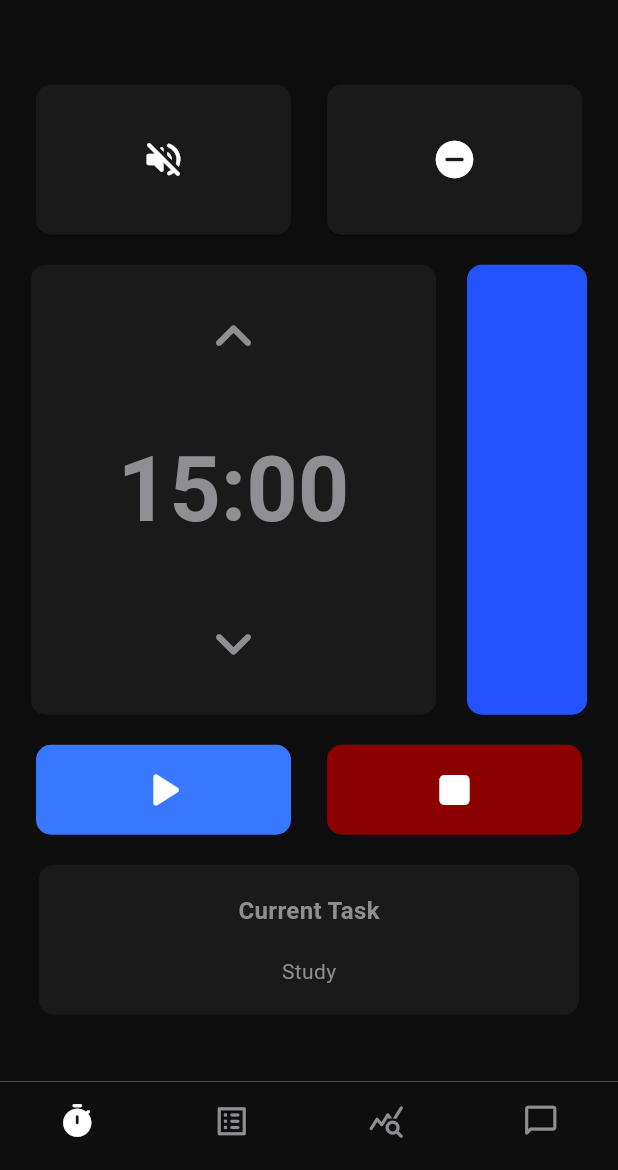
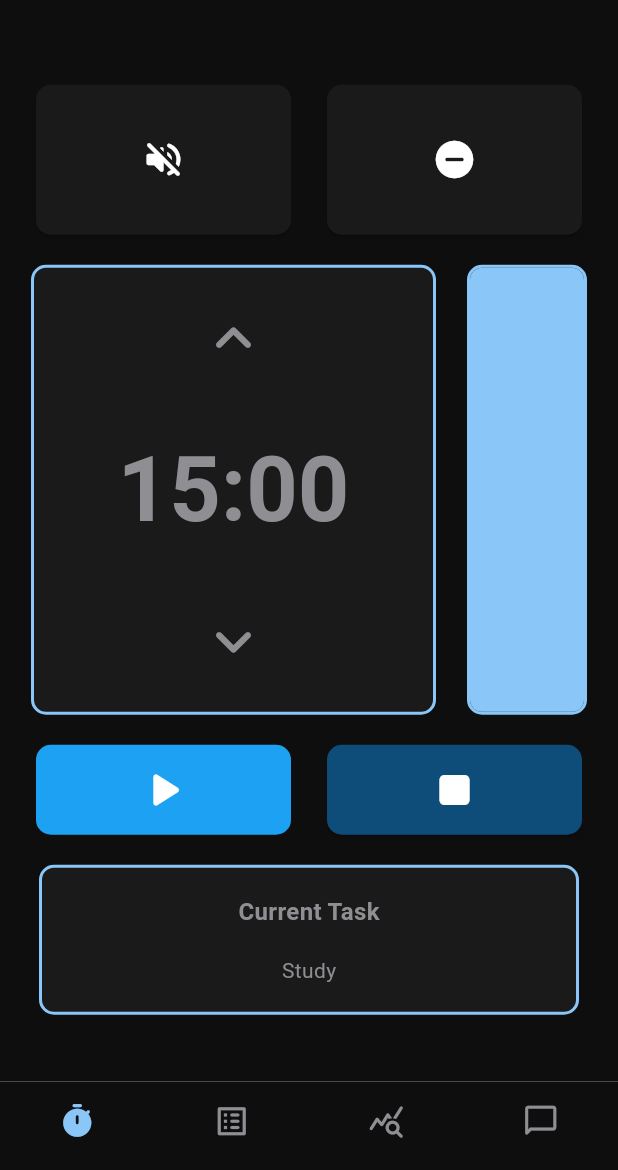
Before and after one commit to aDiThYa-808/Deep-Focus-Orchestrator-app, a Flutter app: the screen it shows after launch, on a phone screen of 412 x 824 dp, the part 66-1236 px from its top. Run offline on Flutter 3.47's test engine with Material 3 defaults, Android fonts, the phone set to English and light mode, and no system bars.

Commit message:
Created an abstract class to hold all the colors

```diff
--- a/app_frontend/lib/bars/Bottom_Nav_Bar.dart
+++ b/app_frontend/lib/bars/Bottom_Nav_Bar.dart
@@ -1,14 +1,15 @@
 
+import 'package:app_frontend/theme/colors.dart';
 import 'package:flutter/material.dart';
 
 class BottomNavBar extends StatefulWidget {
   final int selectedIndex;
   final ValueChanged<int> onItemTapped;
   const BottomNavBar({
-    Key? key,
+    super.key,
     required this.selectedIndex,
     required this.onItemTapped,
-  }) : super(key: key);
+  });
 
   @override
   State<BottomNavBar> createState() => _BottomNavBarState();
@@ -29,9 +30,9 @@ class _BottomNavBarState extends State<BottomNavBar> {
         onTap: widget.onItemTapped,
         type: BottomNavigationBarType.fixed,
         elevation: 0,
-        backgroundColor: Color(0xFF0E0E0E),
-        selectedItemColor: Color(0xFFFFFFFF),
-        unselectedItemColor: Color(0xFF8E8E93),
+        backgroundColor: AppColors.primary,
+        selectedItemColor: AppColors.selectedIconColor,
+        unselectedItemColor: AppColors.unselectedIconColor,
         showSelectedLabels: false,
         showUnselectedLabels: false,
 
--- a/app_frontend/lib/bars/Top_Nav_Bar.dart
+++ b/app_frontend/lib/bars/Top_Nav_Bar.dart
@@ -1,3 +1,4 @@
+import 'package:app_frontend/theme/colors.dart';
 import 'package:flutter/material.dart';
 
 class TopNav extends StatelessWidget implements PreferredSizeWidget {
@@ -9,20 +10,20 @@ class TopNav extends StatelessWidget implements PreferredSizeWidget {
   @override
   Widget build(BuildContext context) {
     return AppBar(
-      backgroundColor: Color(0xFF0E0E0E),
+      backgroundColor: AppColors.primary,
       title: const Text(
         'Deep Focus',
         style: TextStyle(
           fontSize: 25,
           fontWeight: FontWeight.bold,
-          color: Color(0xFF8E8E93),
+          color: AppColors.secondaryTextColor
         ),
       ),
       centerTitle: true,
       leading: IconButton(
         onPressed: () {},
         icon: Icon(Icons.menu_rounded),
-        color: Color(0xFF8E8E93),
+        color: AppColors.unselectedIconColor,
         iconSize: 30,
       ),
     );
--- a/app_frontend/lib/screens/home_screen.dart
+++ b/app_frontend/lib/screens/home_screen.dart
@@ -1,4 +1,4 @@
-
+import 'package:app_frontend/theme/colors.dart';
 import 'package:app_frontend/widgets/timer.dart';
 import 'package:flutter/material.dart';
 
@@ -13,7 +13,7 @@ class _HomeScreenState extends State<HomeScreen> {
   @override
   Widget build(BuildContext context) {
     return Container(
-      decoration: BoxDecoration(color: Color(0xFF0E0E0E)),
+      decoration: BoxDecoration(color: AppColors.primary),
       child: Column(
         mainAxisAlignment: MainAxisAlignment.spaceEvenly,
         children: [MainTimer()],
--- a/app_frontend/lib/screens/sessions_screen.dart
+++ b/app_frontend/lib/screens/sessions_screen.dart
@@ -10,6 +10,22 @@ class SessionsScreen extends StatefulWidget {
 class _SessionsScreenState extends State<SessionsScreen> {
   @override
   Widget build(BuildContext context) {
-    return const Placeholder();
+    return Scaffold(
+      backgroundColor: Colors.white,
+
+      body: Column(
+        children: [
+
+        ],
+      ),
+
+
+      floatingActionButton: FloatingActionButton(
+        onPressed: (){},
+
+        child: const Icon(Icons.add_rounded),
+      ),
+
+    );
   }
 }
--- /dev/null
+++ b/app_frontend/lib/theme/colors.dart
@@ -0,0 +1,23 @@
+import 'package:flutter/material.dart';
+
+abstract class AppColors {
+  //backgrounds
+  static const Color primary = Color(0xFF0E0E0E);
+  static const Color secondary = Color(0xFF1A1A1A);
+
+  //icons
+  static const Color selectedIconColor = Color(0xFF8AC6F8);
+  static const Color unselectedIconColor = Color(0xFF8E8E93);
+
+  //text
+  static const Color primaryTextColor = Color(0xFFFFFFFF);
+  static const Color secondaryTextColor = Color(0xFF8E8E93);
+
+  //buttons
+  static const Color primaryButtonColor = Color(0xFF1DA1F2);
+  static const Color activeButtonColor = Color(0xFF1991DB);
+  static const Color disabledButtonColor = Color(0xFF0E4D7A);
+
+  //highlights
+  static const Color hightlightColor = Color(0xFF8AC6F8);
+}
--- a/app_frontend/lib/widgets/timer.dart
+++ b/app_frontend/lib/widgets/timer.dart
@@ -1,5 +1,6 @@
 import 'dart:async';
 
+import 'package:app_frontend/theme/colors.dart';
 import 'package:flutter/material.dart';
 
 class MainTimer extends StatefulWidget {
@@ -15,6 +16,7 @@ class _MainTimerState extends State<MainTimer> {
   Timer? timer;
   bool isRunning = false;
   bool isPaused = false;
+  bool timerIsActive = false;
 
   void startTimer() {
     if (isRunning || timer != null) return;
@@ -22,6 +24,7 @@ class _MainTimerState extends State<MainTimer> {
     setState(() {
       isPaused = false;
       isRunning = true;
+      timerIsActive = true;
     });
 
     timer = Timer.periodic(const Duration(seconds: 1), (timerCallback) {
@@ -56,13 +59,14 @@ class _MainTimerState extends State<MainTimer> {
       secondsLeft = totalTime;
       isRunning = false;
       isPaused = false;
+      timerIsActive = false;
     });
   }
 
   void increaseTime() {
     if (!isRunning && !isPaused) {
       setState(() {
-        totalTime += 900;
+        totalTime += 300;
         secondsLeft = totalTime;
       });
     }
@@ -71,8 +75,8 @@ class _MainTimerState extends State<MainTimer> {
   void decreaseTime() {
     if (!isRunning && !isPaused) {
       setState(() {
-        if (totalTime > 900) {
-          totalTime -= 900;
+        if (totalTime > 300) {
+          totalTime -= 300;
           secondsLeft = totalTime;
         }
       });
@@ -100,7 +104,7 @@ class _MainTimerState extends State<MainTimer> {
               style: ElevatedButton.styleFrom(
                 splashFactory: NoSplash.splashFactory,
                 minimumSize: Size(170, 100),
-                backgroundColor: Color(0xFF1A1A1A),
+                backgroundColor: AppColors.secondary,
                 shape: RoundedRectangleBorder(
                   borderRadius: BorderRadius.all(Radius.circular(10)),
                 ),
@@ -117,7 +121,7 @@ class _MainTimerState extends State<MainTimer> {
               style: ElevatedButton.styleFrom(
                 splashFactory: NoSplash.splashFactory,
                 minimumSize: Size(170, 100),
-                backgroundColor: Color(0xFF1A1A1A),
+                backgroundColor: AppColors.secondary,
                 shape: RoundedRectangleBorder(
                   borderRadius: BorderRadius.all(Radius.circular(10)),
                 ),
@@ -142,7 +146,11 @@ class _MainTimerState extends State<MainTimer> {
               width: 270,
               height: 300,
               decoration: BoxDecoration(
-                color: Color(0xFF1A1A1A),
+                color: AppColors.secondary,
+                border: Border.all(
+                  color: AppColors.hightlightColor,
+                  width: 2,
+                ),
                 borderRadius: BorderRadius.all(Radius.circular(10)),
               ),
               child: Column(
@@ -160,7 +168,7 @@ class _MainTimerState extends State<MainTimer> {
                       icon: Icon(
                         Icons.keyboard_arrow_up_rounded,
                         size: 50,
-                        color: Color(0xFF8E8E93),
+                        color: AppColors.unselectedIconColor,
                       ),
                     ),
 
@@ -171,7 +179,10 @@ class _MainTimerState extends State<MainTimer> {
                     style: TextStyle(
                       fontSize: isRunning ? 80 : 60,
                       fontWeight: FontWeight.bold,
-                      color: isRunning ? Colors.white : Color(0xFF8E8E93),
+                      color:
+                          isRunning
+                              ? AppColors.primaryTextColor
+                              : AppColors.secondaryTextColor,
                     ),
 
                     child: Text(formatTime(secondsLeft)),
@@ -190,7 +201,7 @@ class _MainTimerState extends State<MainTimer> {
                       icon: Icon(
                         Icons.keyboard_arrow_down_rounded,
                         size: 50,
-                        color: Color(0xFF8E8E93),
+                        color: AppColors.unselectedIconColor,
                       ),
                     ),
                 ],
@@ -202,7 +213,11 @@ class _MainTimerState extends State<MainTimer> {
               height: 300,
               width: 80,
               decoration: BoxDecoration(
-                color: Color(0xFF1A1A1A),
+                color: AppColors.secondary,
+                border: Border.all(
+                  color: AppColors.hightlightColor,
+                  width: 2,
+                ),
                 borderRadius: BorderRadius.all(Radius.circular(10)),
               ),
               child: RotatedBox(
@@ -210,8 +225,8 @@ class _MainTimerState extends State<MainTimer> {
                 child: LinearProgressIndicator(
                   value: secondsLeft / totalTime,
                   backgroundColor: Colors.transparent,
-                  valueColor: AlwaysStoppedAnimation<Color>(Color(0xFF2452FF)),
-                  borderRadius: BorderRadius.all(Radius.circular(10)),
+                  valueColor: AlwaysStoppedAnimation<Color>(AppColors.hightlightColor),
+                  borderRadius: BorderRadius.all(Radius.circular(8)),
                   minHeight: 300,
                 ),
               ),
@@ -236,7 +251,7 @@ class _MainTimerState extends State<MainTimer> {
                         style: ElevatedButton.styleFrom(
                           minimumSize: Size(170, 60),
                           splashFactory: NoSplash.splashFactory,
-                          backgroundColor: Color(0xFF1A1A1A),
+                          backgroundColor: AppColors.activeButtonColor,
                           elevation: 0,
                           shape: RoundedRectangleBorder(
                             borderRadius: BorderRadius.all(Radius.circular(10)),
@@ -256,7 +271,7 @@ class _MainTimerState extends State<MainTimer> {
                           elevation: 0,
                           minimumSize: Size(170, 60),
                           splashFactory: NoSplash.splashFactory,
-                          backgroundColor: Color(0xFF3778FF),
+                          backgroundColor: AppColors.primaryButtonColor,
                           shape: RoundedRectangleBorder(
                             borderRadius: BorderRadius.all(Radius.circular(10)),
                           ),
@@ -276,7 +291,10 @@ class _MainTimerState extends State<MainTimer> {
               style: ElevatedButton.styleFrom(
                 minimumSize: Size(170, 60),
                 splashFactory: NoSplash.splashFactory,
-                backgroundColor: Color(0xFF8B0000),
+                backgroundColor:
+                    timerIsActive
+                        ? AppColors.primaryButtonColor
+                        : AppColors.disabledButtonColor,
                 shape: RoundedRectangleBorder(
                   borderRadius: BorderRadius.all(Radius.circular(10)),
                 ),
@@ -297,8 +315,12 @@ class _MainTimerState extends State<MainTimer> {
           width: 360,
           height: 100,
           decoration: BoxDecoration(
+            border: Border.all(
+                  color: AppColors.hightlightColor,
+                  width: 2,
+                ),
             borderRadius: BorderRadius.all(Radius.circular(10)),
-            color: Color(0xFF1A1A1A),
+            color: AppColors.secondary,
           ),
           child: Column(
             mainAxisAlignment: MainAxisAlignment.spaceEvenly,
@@ -308,10 +330,13 @@ class _MainTimerState extends State<MainTimer> {
                 style: TextStyle(
                   fontSize: 16,
                   fontWeight: FontWeight.bold,
-                  color: Color(0xFF8E8E93),
+                  color: AppColors.secondaryTextColor,
                 ),
               ),
-              const Text("Study", style: TextStyle(color: Color(0xFF8E8E93))),
+              const Text(
+                "Study",
+                style: TextStyle(color: AppColors.secondaryTextColor),
+              ),
             ],
           ),
         ),
```
